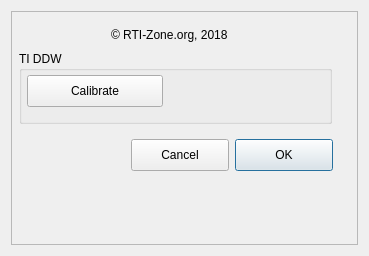
Before: the Qt Designer form ddwDome.ui in rpineau/ddwDome, drawn with Qt 5.
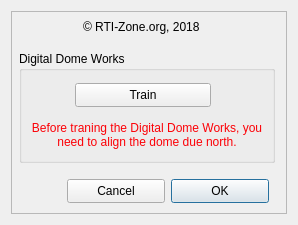
After: the same form once the commit is applied. Custom widgets are drawn as their Qt base class.

Commit message: Fix install scripts and ui file

Diff of the .ui file:
```diff
--- a/ddwDome.ui
+++ b/ddwDome.ui
@@ -6,14 +6,14 @@
    <rect>
     <x>0</x>
     <y>0</y>
-    <width>369</width>
-    <height>256</height>
+    <width>298</width>
+    <height>225</height>
    </rect>
   </property>
   <property name="minimumSize">
    <size>
-    <width>344</width>
-    <height>256</height>
+    <width>0</width>
+    <height>0</height>
    </size>
   </property>
   <property name="maximumSize">
@@ -54,34 +54,53 @@
        <rect>
         <x>8</x>
         <y>40</y>
-        <width>313</width>
-        <height>73</height>
+        <width>256</width>
+        <height>112</height>
        </rect>
       </property>
       <property name="title">
-       <string>TI DDW</string>
+       <string>Digital Dome Works</string>
       </property>
       <widget class="QPushButton" name="pushButton">
        <property name="geometry">
         <rect>
-         <x>8</x>
-         <y>24</y>
+         <x>56</x>
+         <y>32</y>
          <width>136</width>
-         <height>32</height>
+         <height>24</height>
         </rect>
        </property>
        <property name="text">
-        <string>Calibrate</string>
+        <string>Train</string>
+       </property>
+      </widget>
+      <widget class="QLabel" name="label">
+       <property name="geometry">
+        <rect>
+         <x>8</x>
+         <y>64</y>
+         <width>240</width>
+         <height>41</height>
+        </rect>
+       </property>
+       <property name="text">
+        <string>&lt;html&gt;&lt;head/&gt;&lt;body&gt;&lt;p&gt;&lt;span style=&quot; color:#fc0107;&quot;&gt;Before traning the Digital Dome Works, you need to align the dome due north.&lt;/span&gt;&lt;/p&gt;&lt;/body&gt;&lt;/html&gt;</string>
+       </property>
+       <property name="alignment">
+        <set>Qt::AlignCenter</set>
+       </property>
+       <property name="wordWrap">
+        <bool>true</bool>
        </property>
       </widget>
      </widget>
      <widget class="QPushButton" name="pushButtonOK">
       <property name="geometry">
        <rect>
-        <x>224</x>
-        <y>128</y>
+        <x>160</x>
+        <y>168</y>
         <width>98</width>
-        <height>32</height>
+        <height>24</height>
        </rect>
       </property>
       <property name="text">
@@ -94,10 +113,10 @@
      <widget class="QPushButton" name="pushButtonCancel">
       <property name="geometry">
        <rect>
-        <x>120</x>
-        <y>128</y>
+        <x>56</x>
+        <y>168</y>
         <width>98</width>
-        <height>32</height>
+        <height>24</height>
        </rect>
       </property>
       <property name="text">
@@ -107,9 +126,9 @@
      <widget class="QLabel" name="label_4">
       <property name="geometry">
        <rect>
-        <x>100</x>
-        <y>16</y>
-        <width>129</width>
+        <x>72</x>
+        <y>8</y>
+        <width>136</width>
         <height>16</height>
        </rect>
       </property>
```
Left out of the diff: 2 changed lines with no effect on the pictures. The commit also changes 3 other files.
